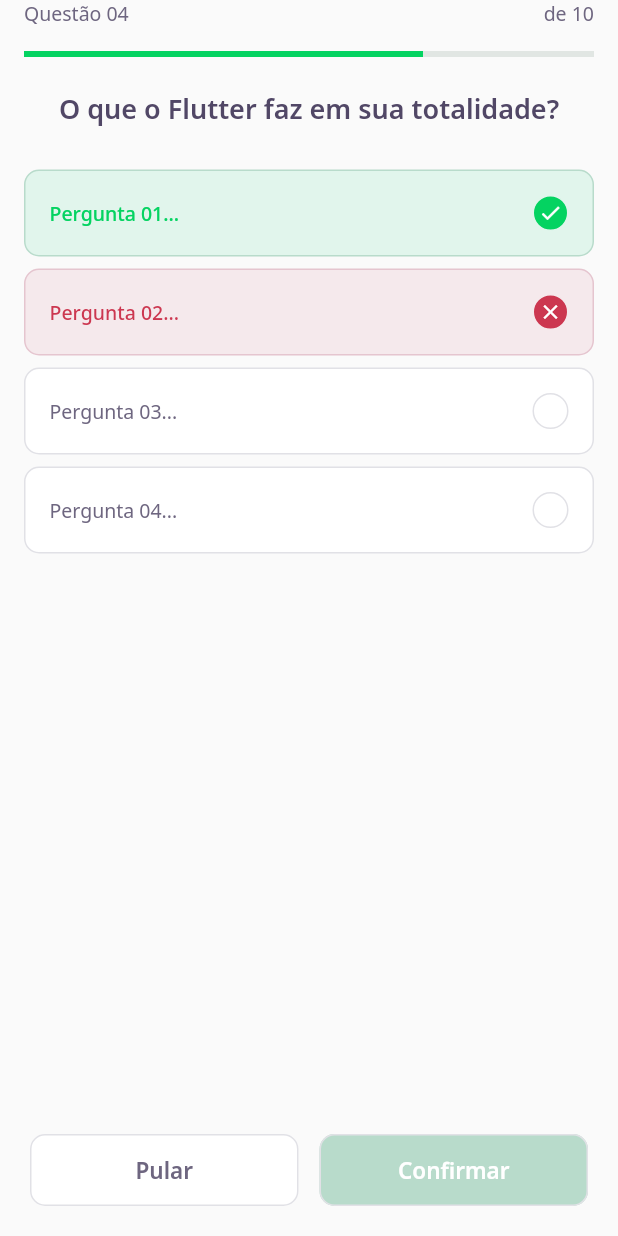
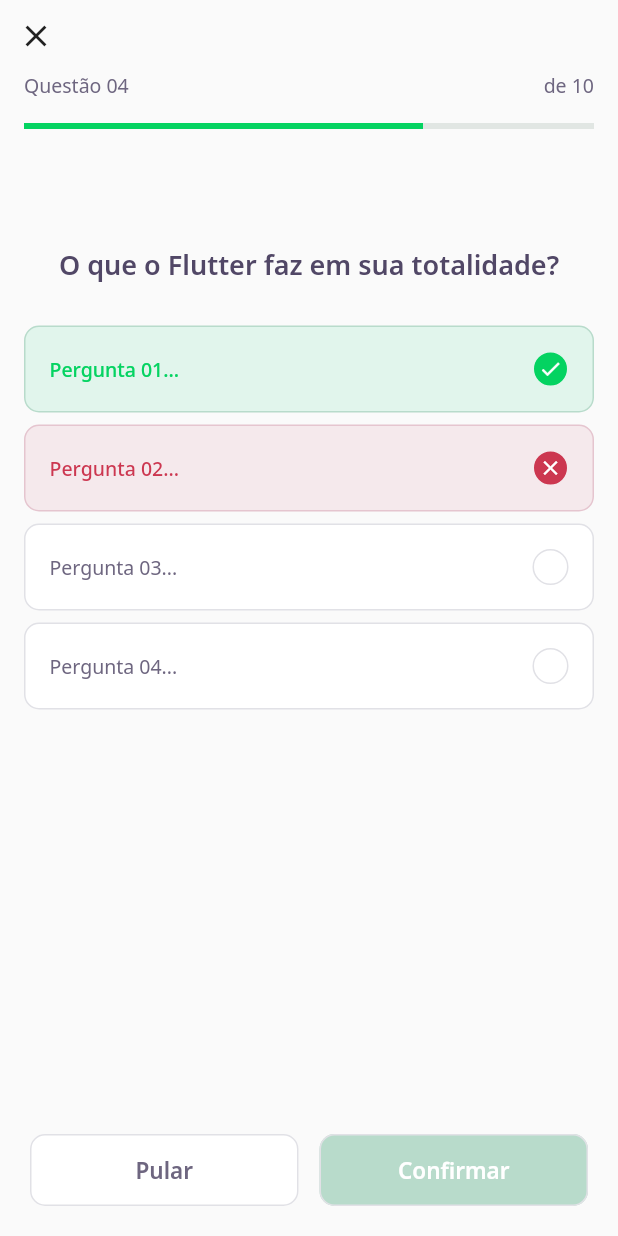
Before and after one commit to Andersonlimahw/flutter-rocketseat-devquiz, a Flutter app: the ChallangePage screen opened directly, on a phone screen of 412 x 824 dp. Run offline on Flutter 3.47's test engine with Material 2 defaults, Android fonts, the phone set to English and light mode, and no system bars; our stand-ins replace google_fonts; network calls fail.

Commit message:
Adding : Navigation back

```diff
--- a/lib/challange/challange_page.dart
+++ b/lib/challange/challange_page.dart
@@ -16,25 +16,40 @@ class _ChallangePageState extends State<ChallangePage> {
   Widget build(BuildContext context) {
     return Scaffold(
       appBar: PreferredSize(
-          preferredSize: Size.fromHeight(60),
-          child: SafeArea(child: QuestionIndicatorWidget())),
+        preferredSize: Size.fromHeight(100),
+        child: SafeArea(
+          top: true,
+          child: Column(
+            crossAxisAlignment: CrossAxisAlignment.start,
+            children: [
+              //BackButton(), // Chama Navigator.pop()
+              IconButton(
+                icon: Icon(Icons.close),
+                onPressed: () {
+                  Navigator.pop(context);
+                }
+              ),
+              QuestionIndicatorWidget(),
+            ],
+          )
+        ),
+      ),
       body: QuizWidget(title: "O que o Flutter faz em sua totalidade?"),
       bottomNavigationBar: SafeArea(
-        bottom:  true,
+        bottom: true,
         child: Padding(
           padding: const EdgeInsets.symmetric(horizontal: 20, vertical: 20),
           child: Row(
             mainAxisAlignment: MainAxisAlignment.spaceEvenly,
             children: [
               Expanded(
-                child: NextButtonWidget.white(label: "Pular", onTap: () {})
-              ),
+                  child: NextButtonWidget.white(label: "Pular", onTap: () {})),
               SizedBox(
                 width: 14,
               ),
               Expanded(
-                child: NextButtonWidget.green(label: "Confirmar", onTap: () {})
-              ),
+                  child:
+                      NextButtonWidget.green(label: "Confirmar", onTap: () {})),
             ],
           ),
         ),
--- a/lib/challange/widgets/quiz/quiz_widtget.dart
+++ b/lib/challange/widgets/quiz/quiz_widtget.dart
@@ -11,6 +11,7 @@ class QuizWidget extends StatelessWidget {
     return Container(
       child: Column(
         children: [
+          SizedBox(height: 64),
           Text(
             title,
             style: AppTextStyles.heading
```
